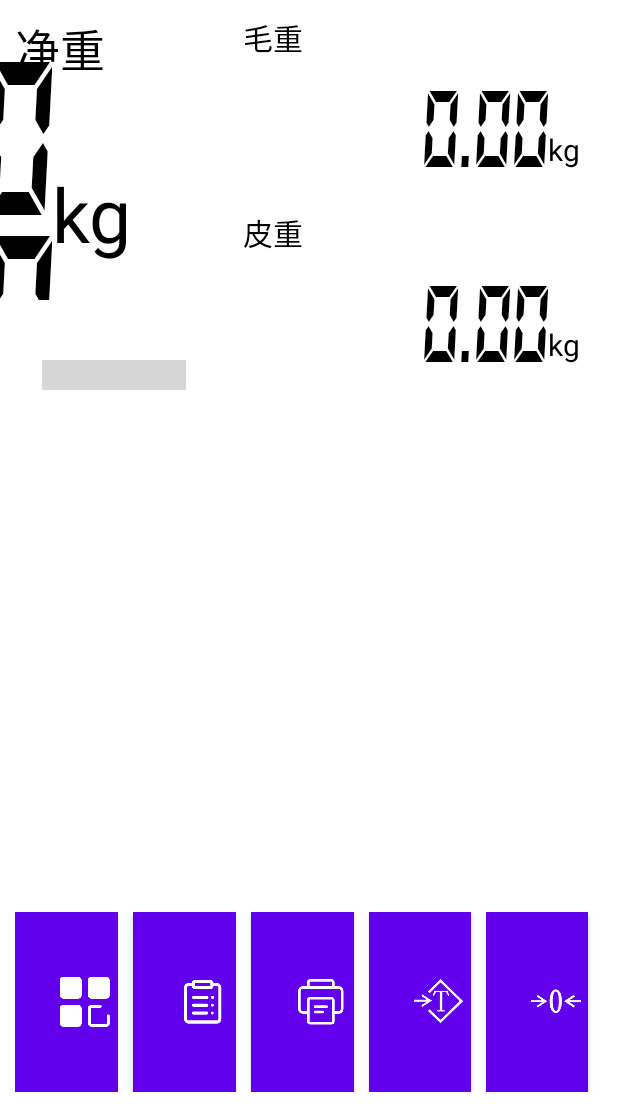
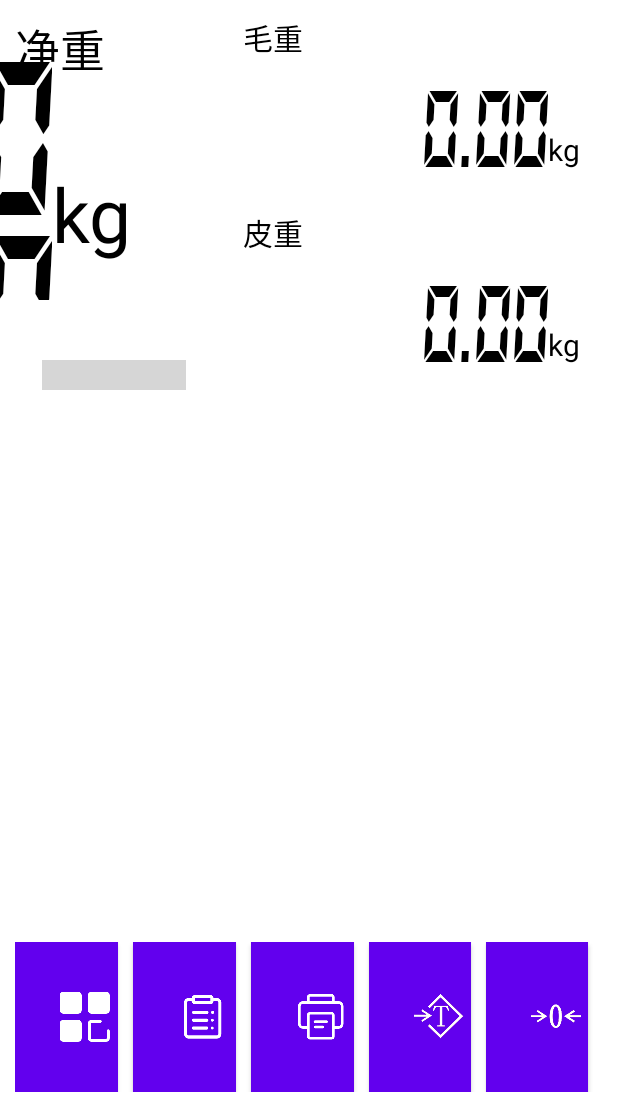
Before and after one commit to boylab/Table_Scale_Demo, an Android app: the screen it shows after launch (MainActivity), on a phone screen of 412 x 824 dp, the part 129-1236 px from its top. Run offline under Robolectric (Android 15) with nearby library versions, the phone set to English and light mode, and no system bars; libraries missing offline, so code that uses them is left out: android.serialport, com.gotokeep.keep, com.serotonin.modbus4j; 7 statements that could not run were skipped; grey boxes are pictures that could not be loaded.

Commit message:
2021-12-2 19:40:26

```diff
--- a/app/src/main/java/com/boylab/tablescale/base/utils/RecyclerUtil.java
+++ b/app/src/main/java/com/boylab/tablescale/base/utils/RecyclerUtil.java
@@ -118,7 +118,7 @@ public class RecyclerUtil {
          * @param color
          */
         public GridDecoration(int color) {
-            this(color, 2, false, false);
+            this(color, 1, false, false);
             this.isStandard = false;
         }
 
@@ -127,7 +127,7 @@ public class RecyclerUtil {
          * @param color
          */
         public GridDecoration(int color, boolean isDrawTop, boolean isDrawSide) {
-            this(color, 2, isDrawTop, isDrawSide);
+            this(color, 1, isDrawTop, isDrawSide);
         }
 
         public GridDecoration(int color, int offset, boolean isDrawTop, boolean isDrawSide) {
--- a/app/src/main/java/com/boylab/tablescale/home/activity/MainActivity.java
+++ b/app/src/main/java/com/boylab/tablescale/home/activity/MainActivity.java
@@ -3,6 +3,7 @@ package com.boylab.tablescale.home.activity;
 import android.serialport.SerialPort;
 import android.util.Log;
 import android.view.View;
+import android.widget.Button;
 import android.widget.TextView;
 
 import com.boylab.tablescale.R;
@@ -18,6 +19,7 @@ import com.serotonin.modbus4j.msg.ReadInputRegistersResponse;
 public class MainActivity extends BaseActivity {
 
     private ScaleView scaleView;
+    private Button btn_MenuFunc, btn_Record, btn_Print, btn_Tare, btn_Zero;
 
     private WeightInfo weightInfo = WeightInfo.info();
 
@@ -29,6 +31,11 @@ public class MainActivity extends BaseActivity {
     @Override
     protected void initView() {
         scaleView = findViewById(R.id.scaleView);
+        btn_MenuFunc = findViewById(R.id.btn_MenuFunc);
+        btn_Record = findViewById(R.id.btn_Record);
+        btn_Print = findViewById(R.id.btn_Print);
+        btn_Tare = findViewById(R.id.btn_Tare);
+        btn_Zero = findViewById(R.id.btn_Zero);
     }
 
     @Override
--- a/app/src/main/java/com/boylab/tablescale/home/activity/MenuActivity.java
+++ b/app/src/main/java/com/boylab/tablescale/home/activity/MenuActivity.java
@@ -1,11 +1,9 @@
 package com.boylab.tablescale.home.activity;
 
-import androidx.appcompat.app.AppCompatActivity;
 import androidx.recyclerview.widget.RecyclerView;
 
 import android.content.Intent;
 import android.graphics.Color;
-import android.os.Bundle;
 import android.view.View;
 import android.widget.AdapterView;
 
--- a/app/src/main/res/drawable/home_menu_pressed.xml
+++ b/app/src/main/res/drawable/home_menu_pressed.xml
@@ -1,6 +1,6 @@
 <?xml version="1.0" encoding="utf-8"?>
 <shape xmlns:android="http://schemas.android.com/apk/res/android">
 
-    <solid android:color="#ff6a7fb0"/>
+    <solid android:color="#3DACF9"/>
 
 </shape>
--- a/app/src/main/res/drawable/home_menu_unpressed.xml
+++ b/app/src/main/res/drawable/home_menu_unpressed.xml
@@ -1,6 +1,6 @@
 <?xml version="1.0" encoding="utf-8"?>
 <shape xmlns:android="http://schemas.android.com/apk/res/android">
 
-    <solid android:color="#ff5a6fa0"/>
+    <solid android:color="#FF249CE8"/>
 
 </shape>
--- a/app/src/main/res/layout/activity_main.xml
+++ b/app/src/main/res/layout/activity_main.xml
@@ -28,7 +28,7 @@
     <LinearLayout
         android:id="@+id/ll_Bottom_View"
         android:layout_width="match_parent"
-        android:layout_height="wrap_content"
+        android:layout_height="100dp"
         android:layout_alignParentLeft="true"
         android:layout_alignParentRight="true"
         android:layout_alignParentBottom="true"
@@ -40,7 +40,7 @@
         <Button
             android:id="@+id/btn_MenuFunc"
             android:layout_width="wrap_content"
-            android:layout_height="wrap_content"
+            android:layout_height="match_parent"
             style="@style/style_Home_Menu"
             android:text="菜单"
             android:drawableLeft="@drawable/home_menu"/>
@@ -48,7 +48,7 @@
         <Button
             android:id="@+id/btn_Record"
             android:layout_width="wrap_content"
-            android:layout_height="wrap_content"
+            android:layout_height="match_parent"
             style="@style/style_Home_Menu"
             android:text="记录"
             android:drawableLeft="@drawable/home_record"/>
@@ -56,7 +56,7 @@
         <Button
             android:id="@+id/btn_Print"
             android:layout_width="wrap_content"
-            android:layout_height="wrap_content"
+            android:layout_height="match_parent"
             style="@style/style_Home_Menu"
             android:text="保存"
             android:drawableLeft="@drawable/home_print"/>
@@ -64,7 +64,7 @@
         <Button
             android:id="@+id/btn_Tare"
             android:layout_width="wrap_content"
-            android:layout_height="wrap_content"
+            android:layout_height="match_parent"
             style="@style/style_Home_Menu"
             android:text="去皮"
             android:drawableLeft="@drawable/home_tare"/>
@@ -72,7 +72,7 @@
         <Button
             android:id="@+id/btn_Zero"
             android:layout_width="wrap_content"
-            android:layout_height="wrap_content"
+            android:layout_height="match_parent"
             style="@style/style_Home_Menu"
             android:text="置零"
             android:drawableLeft="@drawable/home_zero"/>
```
Also changed, not shown: app/src/main/java/com/boylab/tablescale/base/modbus/data/CalibScale.java (+7 -5 lines), app/src/main/java/com/boylab/tablescale/base/utils/Config.java (+63 -7 lines), app/src/main/java/com/boylab/tablescale/calib/activity/CalibParaActivity.java (+26 -1 lines), app/src/main/java/com/boylab/tablescale/calib/adapter/CalibParaAdapter.java (+63 -38 lines), app/src/main/res/layout/item_calibpara.xml (+5 -7 lines).
